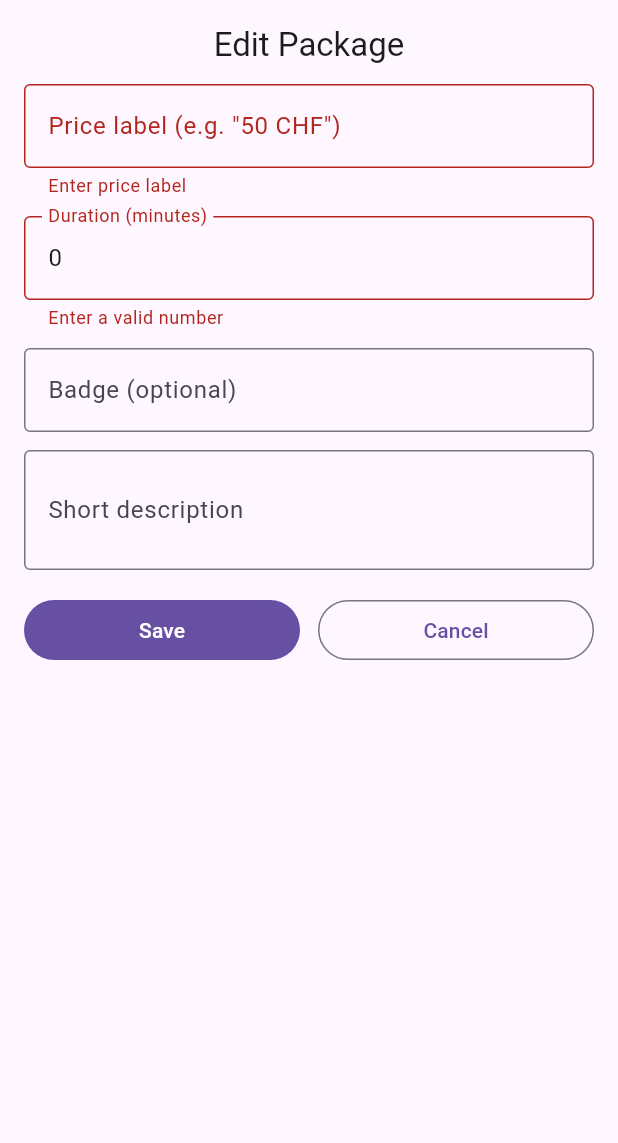
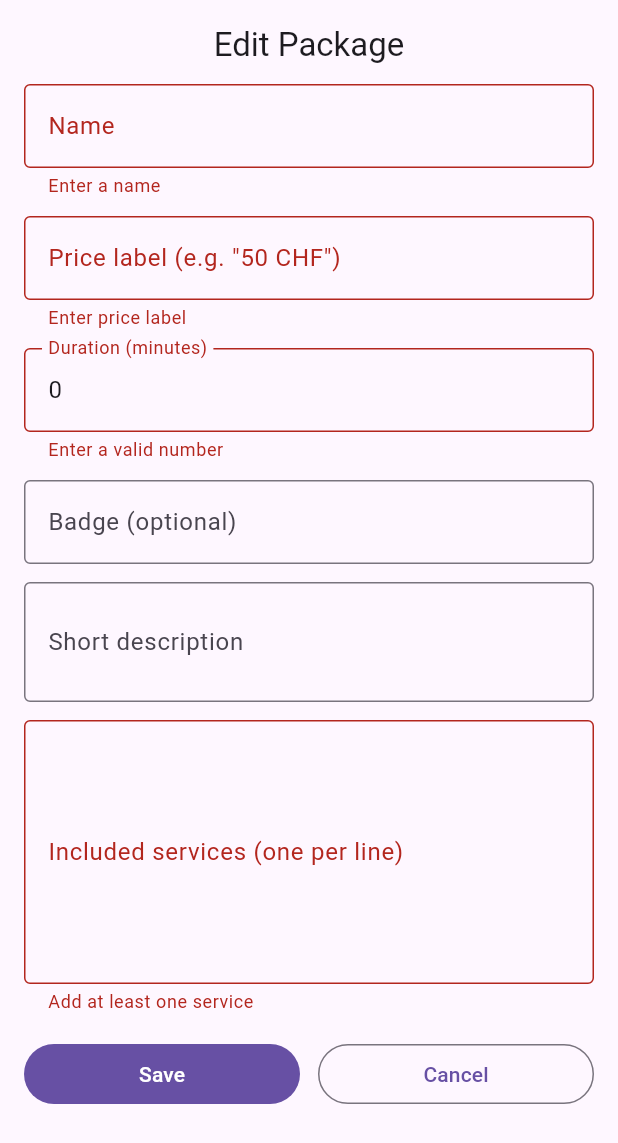
Before and after one commit to MobileDevGroup4/PetGroomingApp, a Flutter app: the _EditPackageSheet widget shown alone on an empty page, opened directly with empty values, after a tap on "Save", on a phone screen of 412 x 824 dp. Shown: the top 1143 px of the screen. Run offline on Flutter 3.47's test engine with Material 3 defaults, Android fonts, the phone set to English and light mode, and no system bars; our stand-ins replace cloud_firestore, firebase_auth, firebase_core, image_picker, logger, table_calendar; accounts and stored records are empty; statements that could not run were skipped.

Commit message:
feat(package-detail): allow editing package name and included services

```diff
--- a/lib/pages/package_detail.dart
+++ b/lib/pages/package_detail.dart
@@ -179,27 +179,33 @@ class _EditPackageSheet extends StatefulWidget {
 
 class _EditPackageSheetState extends State<_EditPackageSheet> {
   final _formKey = GlobalKey<FormState>();
+  late final TextEditingController _nameCtrl;
   late final TextEditingController _priceCtrl;
   late final TextEditingController _durationCtrl;
   late final TextEditingController _badgeCtrl;
   late final TextEditingController _descCtrl;
+  late final TextEditingController _servicesCtrl;
   final _repo = PackagesRepository();
 
   @override
   void initState() {
     super.initState();
-    _priceCtrl = TextEditingController(text: widget.pack.priceLabel);
+    _nameCtrl     = TextEditingController(text: widget.pack.name);                      // NEW
+    _priceCtrl    = TextEditingController(text: widget.pack.priceLabel);
     _durationCtrl = TextEditingController(text: widget.pack.durationMinutes.toString());
-    _badgeCtrl = TextEditingController(text: widget.pack.badge);
-    _descCtrl = TextEditingController(text: widget.pack.shortDescription);
+    _badgeCtrl    = TextEditingController(text: widget.pack.badge);
+    _descCtrl     = TextEditingController(text: widget.pack.shortDescription);
+    _servicesCtrl = TextEditingController(text: widget.pack.services.join('\n'));       // NEW (une ligne par service)
   }
 
   @override
   void dispose() {
+    _nameCtrl.dispose();
     _priceCtrl.dispose();
     _durationCtrl.dispose();
     _badgeCtrl.dispose();
     _descCtrl.dispose();
+    _servicesCtrl.dispose(); // NEW
     super.dispose();
   }
 
@@ -207,9 +213,7 @@ class _EditPackageSheetState extends State<_EditPackageSheet> {
   Widget build(BuildContext context) {
     return Padding(
       padding: EdgeInsets.only(
-        left: 16,
-        right: 16,
-        top: 16,
+        left: 16, right: 16, top: 16,
         bottom: MediaQuery.of(context).viewInsets.bottom + 16,
       ),
       child: Form(
@@ -220,16 +224,32 @@ class _EditPackageSheetState extends State<_EditPackageSheet> {
             Text('Edit Package', style: Theme.of(context).textTheme.titleLarge),
             const SizedBox(height: 12),
 
+            // ---------- NAME (NEW) ----------
+            TextFormField(
+              controller: _nameCtrl,
+              decoration: const InputDecoration(
+                labelText: 'Name',
+                border: OutlineInputBorder(),
+              ),
+              textCapitalization: TextCapitalization.words,
+              validator: (v) =>
+                  (v == null || v.trim().isEmpty) ? 'Enter a name' : null,
+            ),
+            const SizedBox(height: 12),
+
+            // ---------- PRICE ----------
             TextFormField(
               controller: _priceCtrl,
               decoration: const InputDecoration(
                 labelText: 'Price label (e.g. "50 CHF")',
                 border: OutlineInputBorder(),
               ),
-              validator: (v) => (v == null || v.trim().isEmpty) ? 'Enter price label' : null,
+              validator: (v) =>
+                  (v == null || v.trim().isEmpty) ? 'Enter price label' : null,
             ),
             const SizedBox(height: 12),
 
+            // ---------- DURATION ----------
             TextFormField(
               controller: _durationCtrl,
               decoration: const InputDecoration(
@@ -245,6 +265,7 @@ class _EditPackageSheetState extends State<_EditPackageSheet> {
             ),
             const SizedBox(height: 12),
 
+            // ---------- BADGE ----------
             TextFormField(
               controller: _badgeCtrl,
               decoration: const InputDecoration(
@@ -254,6 +275,7 @@ class _EditPackageSheetState extends State<_EditPackageSheet> {
             ),
             const SizedBox(height: 12),
 
+            // ---------- SHORT DESCRIPTION ----------
             TextFormField(
               controller: _descCtrl,
               decoration: const InputDecoration(
@@ -261,6 +283,23 @@ class _EditPackageSheetState extends State<_EditPackageSheet> {
                 border: OutlineInputBorder(),
               ),
               maxLines: 2,
+            ),
+            const SizedBox(height: 12),
+
+            // ---------- SERVICES (NEW) ----------
+            TextFormField(
+              controller: _servicesCtrl,
+              decoration: const InputDecoration(
+                labelText: 'Included services (one per line)',
+                hintText: 'e.g.\nBath\nBrushing\nEar cleaning',
+                border: OutlineInputBorder(),
+              ),
+              maxLines: 6,
+              keyboardType: TextInputType.multiline,
+              validator: (v) {
+                final items = _linesToServices(v ?? '');
+                return items.isEmpty ? 'Add at least one service' : null;
+              },
             ),
 
             const SizedBox(height: 16),
@@ -271,24 +310,24 @@ class _EditPackageSheetState extends State<_EditPackageSheet> {
                     onPressed: () async {
                       if (!_formKey.currentState!.validate()) return;
 
-                      // 1) Fermer le clavier avant toute navigation
                       FocusScope.of(context).unfocus();
+                      final duration = int.parse(_durationCtrl.text.trim());
+                      final services = _linesToServices(_servicesCtrl.text);
 
                       try {
-                        final duration = int.parse(_durationCtrl.text.trim());
                         await _repo.updatePackageFields(widget.pack.id, {
+                          'name': _nameCtrl.text.trim(),                 // NEW
                           'priceLabel': _priceCtrl.text.trim(),
                           'durationMinutes': duration,
                           'badge': _badgeCtrl.text.trim(),
                           'shortDescription': _descCtrl.text.trim(),
+                          'services': services,                           // NEW (array<string>)
                         });
-
                         if (!mounted) return;
-                        // 2) Pop la sheet avec SON propre contexte
-                        Navigator.of(context).pop(true); // succès
+                        Navigator.of(context).pop(true);
                       } catch (_) {
                         if (!mounted) return;
-                        Navigator.of(context).pop(false); // échec
+                        Navigator.of(context).pop(false);
                       }
                     },
                     child: const Text('Save'),
@@ -299,7 +338,7 @@ class _EditPackageSheetState extends State<_EditPackageSheet> {
                   child: OutlinedButton(
                     onPressed: () {
                       FocusScope.of(context).unfocus();
-                      Navigator.of(context).pop(false); // annuler
+                      Navigator.of(context).pop(false);
                     },
                     child: const Text('Cancel'),
                   ),
@@ -310,6 +349,21 @@ class _EditPackageSheetState extends State<_EditPackageSheet> {
         ),
       ),
     );
+  }
+
+  /// Transforme un textarea en liste de services (une ligne = un service)
+  List<String> _linesToServices(String raw) {
+    final lines = raw
+        .split('\n')
+        .map((e) => e.trim())
+        .where((e) => e.isNotEmpty)
+        .toList();
+    // Optionnel: retirer les doublons en conservant l’ordre
+    final seen = <String>{};
+    return [
+      for (final s in lines)
+        if (seen.add(s)) s
+    ];
   }
 }
 
```
Also changed, not shown: lib/screens/pets/edit_pet_page.dart (+25 -31 lines).
